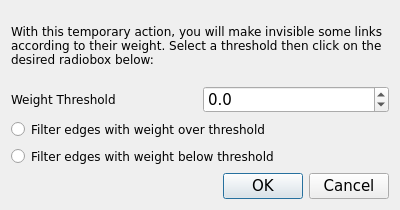
socnetv/app, file src/forms/filteredgesbyweightdialog.ui: the form before one commit.
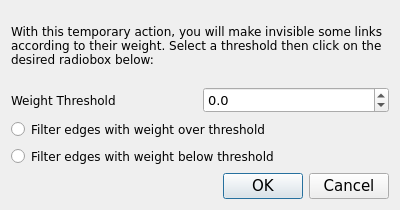
The form after the commit.

```diff
--- a/src/forms/filteredgesbyweightdialog.ui
+++ b/src/forms/filteredgesbyweightdialog.ui
@@ -73,8 +73,8 @@
       <widget class="QDoubleSpinBox" name="weightThreshold">
        <property name="font">
         <font>
-         <family>DejaVu Sans</family>
-         <pointsize>11</pointsize>
+         <family>Sans Serif</family>
+         <pointsize>10</pointsize>
         </font>
        </property>
        <property name="decimals">
```
